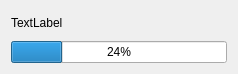
atikbif/relkonIDE, file Loader/sysframreadwrite.ui: the form before one commit.
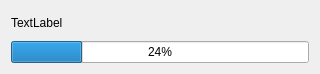
The form after the commit.

Patch:
```diff
--- a/Loader/sysframreadwrite.ui
+++ b/Loader/sysframreadwrite.ui
@@ -6,7 +6,7 @@
    <rect>
     <x>0</x>
     <y>0</y>
-    <width>238</width>
+    <width>320</width>
     <height>74</height>
    </rect>
   </property>
```
Left out of the diff: 2 changed lines with no effect on the pictures.
